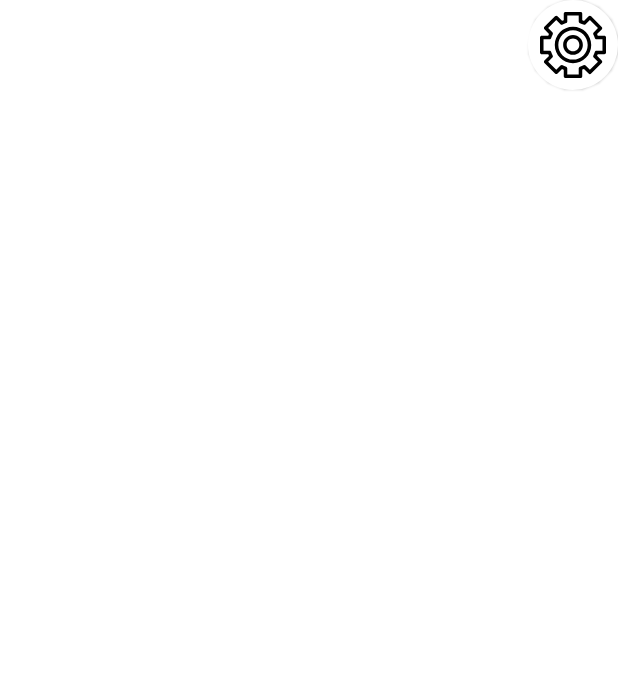
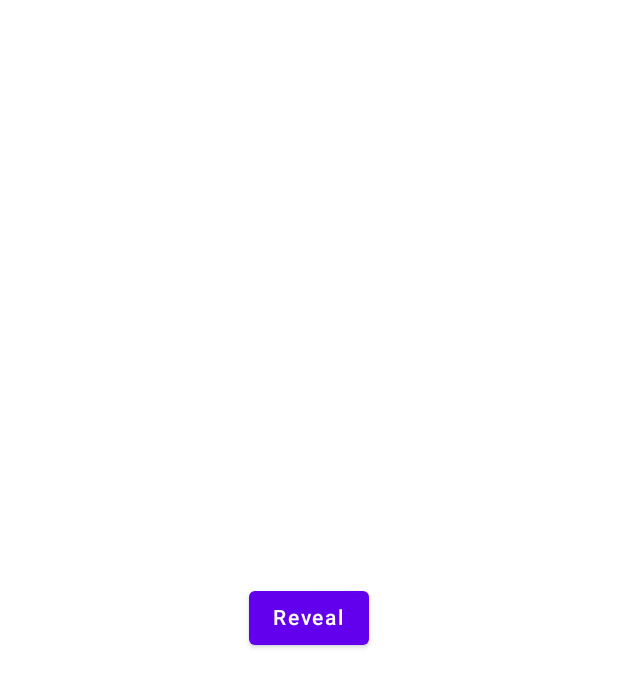
Before and after one commit to sunny52525/Jetpack-Compose-Animations, an Android app built with Jetpack Compose: the screen it shows after launch (MainActivity), on a phone screen of 412 x 824 dp. Shown: the top 687 px of the screen. Run offline under Robolectric (Android 15) with nearby library versions, the phone set to English and light mode, and no system bars.

Commit message:
added menu for more animations

```diff
--- a/app/build.gradle
+++ b/app/build.gradle
@@ -59,4 +59,5 @@ dependencies {
     androidTestImplementation "androidx.compose.ui:ui-test-junit4:$compose_version"
     debugImplementation "androidx.compose.ui:ui-tooling:$compose_version"
     debugImplementation "androidx.compose.ui:ui-test-manifest:$compose_version"
+    implementation "androidx.navigation:navigation-compose:2.4.0-beta02"
 }
--- a/app/src/main/java/com/example/revealanimation/MainActivity.kt
+++ b/app/src/main/java/com/example/revealanimation/MainActivity.kt
@@ -1,30 +1,16 @@
+@file:Suppress("EXPERIMENTAL_IS_NOT_ENABLED")
+
 package com.example.revealanimation
 
 import android.os.Bundle
 import androidx.activity.ComponentActivity
 import androidx.activity.compose.setContent
-import androidx.compose.animation.animateContentSize
-import androidx.compose.animation.core.LinearOutSlowInEasing
-import androidx.compose.animation.core.animateFloatAsState
-import androidx.compose.animation.core.tween
-import androidx.compose.foundation.BorderStroke
-import androidx.compose.foundation.Image
-import androidx.compose.foundation.border
-import androidx.compose.foundation.layout.*
-import androidx.compose.foundation.shape.CircleShape
-import androidx.compose.material.*
-import androidx.compose.material.icons.Icons
-import androidx.compose.material.icons.filled.Favorite
-import androidx.compose.runtime.*
-import androidx.compose.ui.Alignment
+import androidx.compose.foundation.layout.fillMaxSize
+import androidx.compose.material.ExperimentalMaterialApi
+import androidx.compose.material.MaterialTheme
+import androidx.compose.material.Surface
 import androidx.compose.ui.Modifier
-import androidx.compose.ui.draw.rotate
-import androidx.compose.ui.graphics.Color
-import androidx.compose.ui.res.painterResource
-import androidx.compose.ui.tooling.preview.Preview
-import androidx.compose.ui.unit.dp
 import com.example.revealanimation.ui.theme.RevealAnimationTheme
-import kotlin.random.Random
 
 @OptIn(ExperimentalMaterialApi::class)
 class MainActivity : ComponentActivity() {
@@ -36,103 +22,10 @@ class MainActivity : ComponentActivity() {
                     modifier = Modifier.fillMaxSize(),
                     color = MaterialTheme.colors.background
                 ) {
-                    Reveal()
+                    Navigation()
                 }
             }
         }
     }
 
 }
-
-@OptIn(ExperimentalMaterialApi::class)
-@Composable
-@Preview
-private fun Reveal() {
-
-    var expanded by remember { mutableStateOf(false) }
-
-    val numberOfCard by remember { mutableStateOf(5) }
-
-    val degree by animateFloatAsState(
-        targetValue = if (expanded) 300f else 0f,
-        animationSpec = tween(
-            durationMillis = 500,
-            easing = LinearOutSlowInEasing
-        )
-    )
-    val position by animateFloatAsState(
-        targetValue = if (expanded) 50f else 0f,
-        animationSpec = tween(durationMillis = 500)
-    )
-
-
-    Box(
-        modifier = Modifier
-            .fillMaxSize()
-            .animateContentSize(),
-        contentAlignment = Alignment.TopEnd
-    ) {
-
-        (numberOfCard downTo 1).forEach { i ->
-            RoundCard(
-                modifier = Modifier.offset(y = (i * position).dp),
-            )
-        }
-
-        Card(
-            onClick = {
-                expanded = expanded.not()
-            },
-            shape = CircleShape,
-            modifier = Modifier.size(60.dp)
-        ) {
-            Image(
-                painter = painterResource(id = R.drawable.ic_settings_gear),
-                contentDescription = null,
-                Modifier
-                    .padding(8.dp)
-                    .rotate(degree)
-            )
-        }
-
-    }
-}
-
-
-@Preview
-@Composable
-fun RoundCard(modifier: Modifier = Modifier) {
-
-    Column(
-        modifier = modifier
-            .height(60.dp)
-            .width(50.dp)
-            .padding(vertical = 10.dp)
-    ) {
-        Card(
-            modifier = Modifier.size(40.dp),
-            shape = CircleShape,
-            backgroundColor = Color.Black,
-
-        ) {
-            Icon(
-                imageVector = Icons.Filled.Favorite,
-                contentDescription = null,
-                tint = getRandomColor(),
-                modifier = Modifier
-                    .size(20.dp)
-                    .padding(8.dp)
-            )
-        }
-    }
-
-}
-
-
-private fun getRandomColor(): Color {
-    val random = Random
-    val red = random.nextInt(256)
-    val green = random.nextInt(256)
-    val blue = random.nextInt(256)
-    return Color(red, green, blue)
-}
--- /dev/null
+++ b/app/src/main/java/com/example/revealanimation/Navigation.kt
@@ -0,0 +1,25 @@
+package com.example.revealanimation
+
+import androidx.compose.runtime.Composable
+import androidx.navigation.compose.NavHost
+import androidx.navigation.compose.composable
+import androidx.navigation.compose.rememberNavController
+import com.example.revealanimation.screens.Home
+import com.example.revealanimation.screens.Reveal
+
+@Composable
+fun Navigation() {
+
+    val navController = rememberNavController()
+
+    NavHost(navController = navController, startDestination = Routes.Home.route, builder = {
+        composable(Routes.Home.route) {
+            Home {
+                navController.navigate(it.route)
+            }
+        }
+        composable(Routes.Reveal.route) {
+            Reveal()
+        }
+    })
+}
--- /dev/null
+++ b/app/src/main/java/com/example/revealanimation/Routes.kt
@@ -0,0 +1,8 @@
+package com.example.revealanimation
+
+// It contains route names to all three screens
+sealed class Routes(val route: String) {
+    object Home : Routes("home")
+    object Reveal : Routes("reveal")
+    object Route2 : Routes("route1")
+}
--- /dev/null
+++ b/app/src/main/java/com/example/revealanimation/screens/Menu.kt
@@ -0,0 +1,24 @@
+package com.example.revealanimation.screens
+
+import androidx.compose.foundation.layout.Box
+import androidx.compose.foundation.layout.fillMaxSize
+import androidx.compose.material.Button
+import androidx.compose.material.Text
+import androidx.compose.runtime.Composable
+import androidx.compose.ui.Alignment
+import androidx.compose.ui.Modifier
+import com.example.revealanimation.Routes
+
+
+@Composable
+fun Home(onClick: (Routes) -> Unit) {
+    Box(
+        modifier = Modifier.fillMaxSize(),
+        contentAlignment = Alignment.Center
+    ) {
+        Button(onClick = { onClick(Routes.Reveal) }) {
+            Text(text = "Reveal")
+        }
+    }
+
+}
```
Also changed, not shown: app/src/main/java/com/example/revealanimation/screens/Reveal.kt (added, +115 -0 lines).
